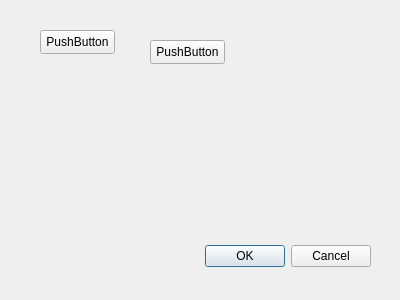
Qt form subwindow.ui (davidzhengyes/ChessFENAgain) before a commit.
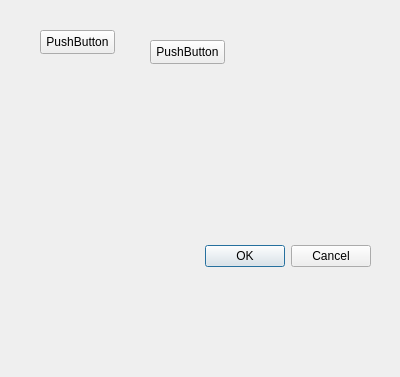
The same form after that commit.

Commit message:
on radio buton click
able to detect when radio buttons are clicked.

What changed in the file:
```diff
--- a/subwindow.ui
+++ b/subwindow.ui
@@ -7,7 +7,7 @@
     <x>0</x>
     <y>0</y>
     <width>400</width>
-    <height>300</height>
+    <height>377</height>
    </rect>
   </property>
   <property name="windowTitle">
```
The commit also changes 1 other file.
